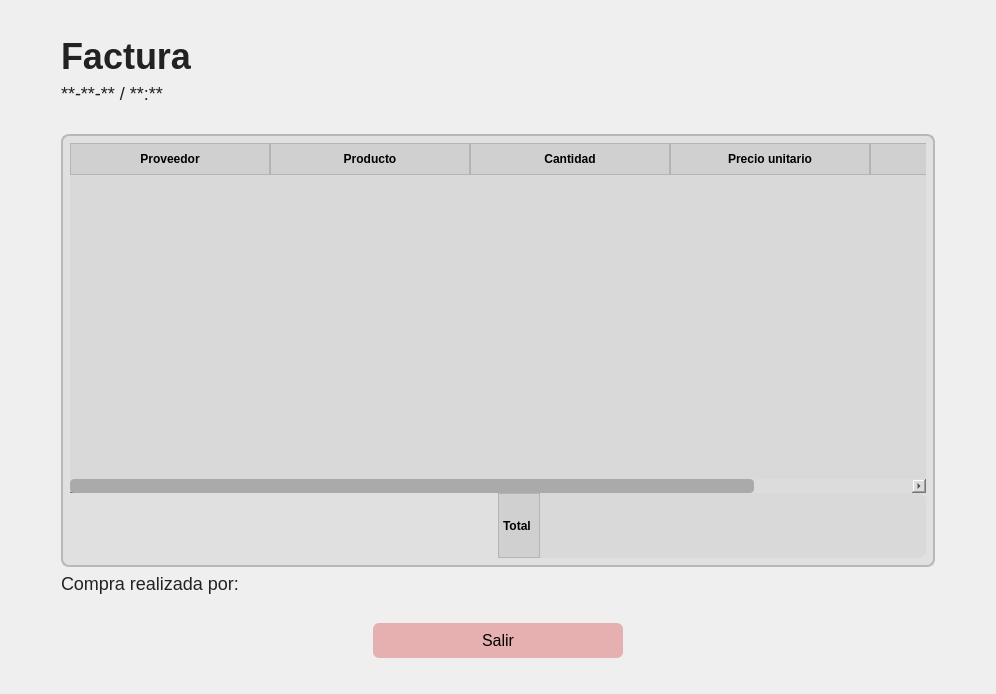
Before: the Qt Designer form app/windows/ui/purchase.ui in MoralesMortales/SIRCOM, drawn with Qt 5.
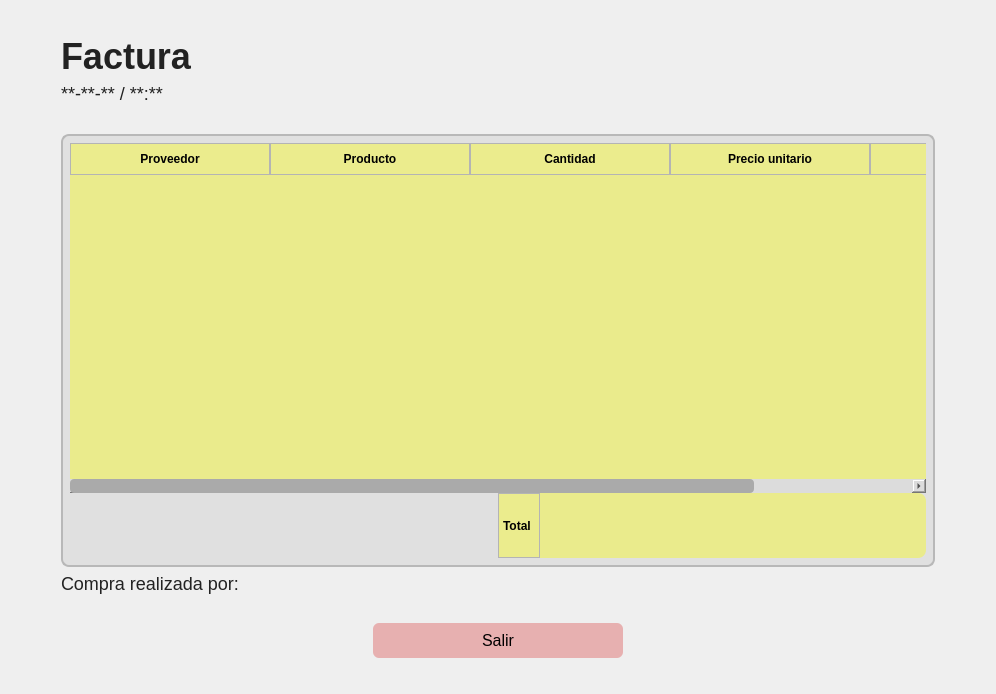
After: the same form once the commit is applied.

Diff of the .ui file:
```diff
--- a/app/windows/ui/purchase.ui
+++ b/app/windows/ui/purchase.ui
@@ -28,7 +28,7 @@
 }
 
 #menu {
-    background: #D9D9D9;
+    background: #EAEB8C;
     border-bottom: 1.5px solid #bdbdbd;
 }
 
@@ -105,7 +105,7 @@
 
 
 QTableWidget {
-    background: #D9D9D9;
+    background: #EAEB8C;
     gridline-color: #bcbcbc;
     border-radius: 8px;
     font-size: 14px;
@@ -113,7 +113,7 @@
 }
 
 QHeaderView::section {
-    background: #d0d0d0;
+    background: #EBEC8D;
     padding: 6px 4px;
     font-weight: bold;
     border: 1px solid #b4b4b4;
```
